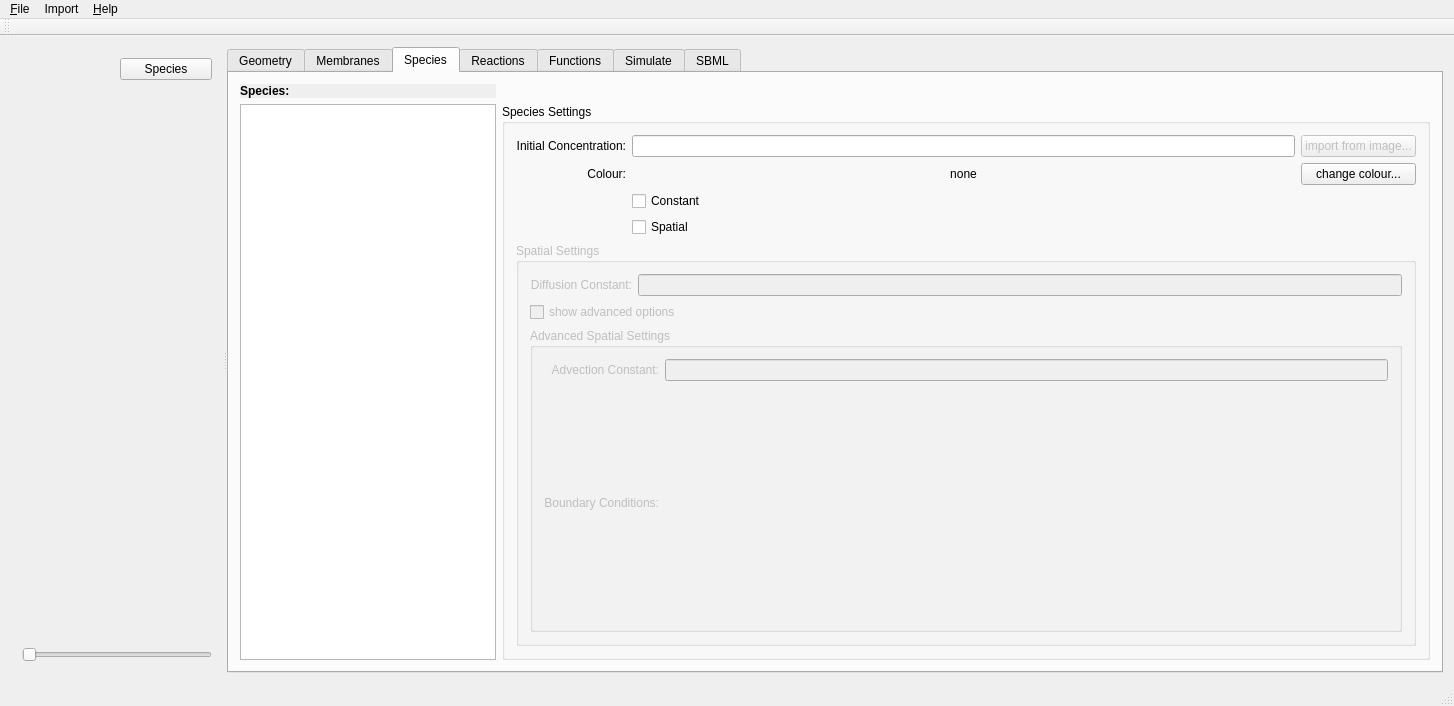
First picture: the form in ui/mainwindow.ui, repository spatial-model-editor/spatial-model-editor, before the edit.
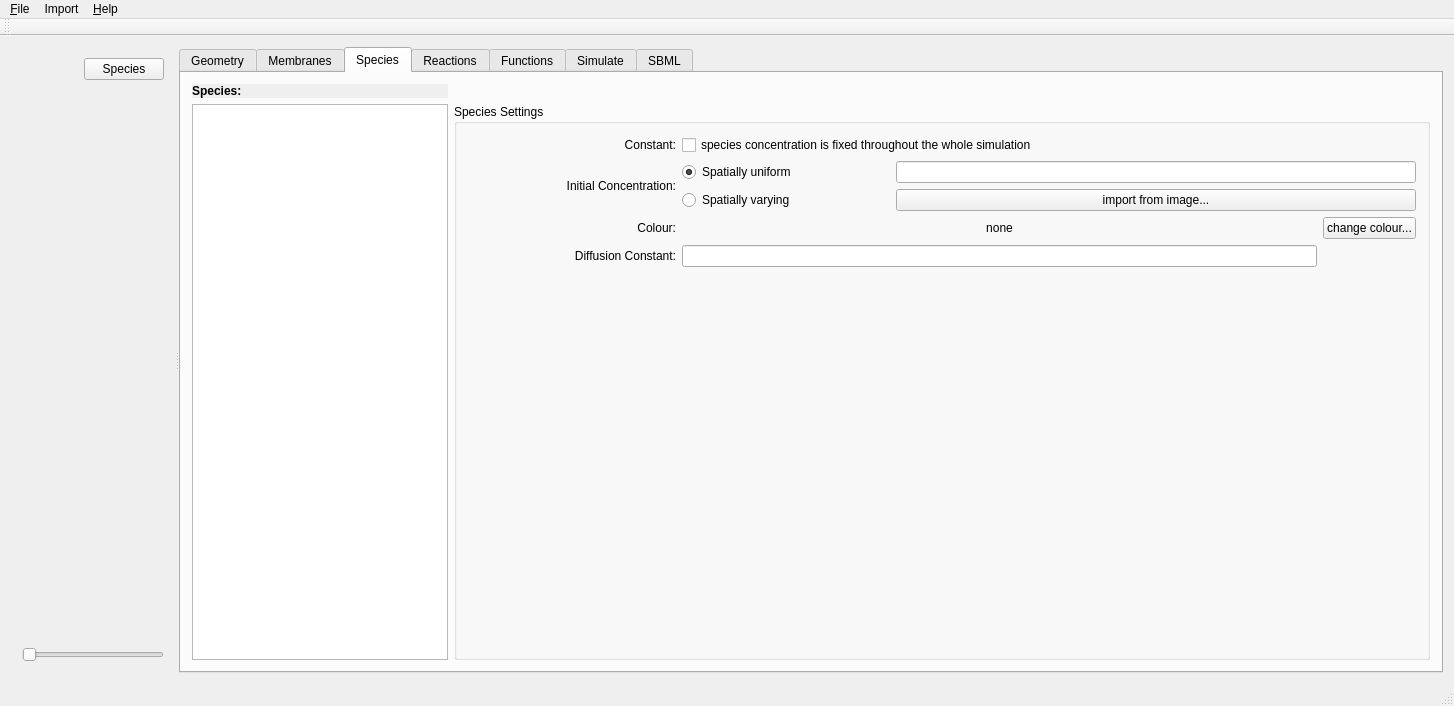
Second picture: the form after the edit. Custom widgets are drawn as their Qt base class.

Commit message: simplify Species UI, some minor refactoring

```diff
--- a/ui/mainwindow.ui
+++ b/ui/mainwindow.ui
@@ -422,33 +422,23 @@
              <layout class="QVBoxLayout" name="verticalLayout">
               <item>
                <layout class="QGridLayout" name="gridNonSpatial">
-                <item row="0" column="1">
-                 <widget class="QLineEdit" name="txtInitialConcentration"/>
-                </item>
-                <item row="0" column="2">
-                 <widget class="QPushButton" name="btnImportConcentration">
-                  <property name="enabled">
-                   <bool>false</bool>
+                <item row="2" column="1">
+                 <widget class="QRadioButton" name="radInitialConcentrationVarying">
+                  <property name="sizePolicy">
+                   <sizepolicy hsizetype="Preferred" vsizetype="Preferred">
+                    <horstretch>0</horstretch>
+                    <verstretch>0</verstretch>
+                   </sizepolicy>
                   </property>
                   <property name="text">
-                   <string>import from image...</string>
+                   <string>Spatially varying</string>
                   </property>
                  </widget>
                 </item>
-                <item row="0" column="0">
-                 <widget class="QLabel" name="lblInitConc">
-                  <property name="text">
-                   <string>Initial Concentration:</string>
-                  </property>
-                  <property name="alignment">
-                   <set>Qt::AlignRight|Qt::AlignTrailing|Qt::AlignVCenter</set>
-                  </property>
-                 </widget>
-                </item>
-                <item row="1" column="0">
+                <item row="3" column="0">
                  <widget class="QLabel" name="lblSpeciesColourLabel">
                   <property name="sizePolicy">
-                   <sizepolicy hsizetype="Preferred" vsizetype="Fixed">
+                   <sizepolicy hsizetype="Preferred" vsizetype="Preferred">
                     <horstretch>0</horstretch>
                     <verstretch>0</verstretch>
                    </sizepolicy>
@@ -461,128 +451,175 @@
                   </property>
                  </widget>
                 </item>
-                <item row="2" column="1" colspan="2">
+                <item row="5" column="0">
+                 <widget class="QLabel" name="lblDiffConst">
+                  <property name="text">
+                   <string>Diffusion Constant:</string>
+                  </property>
+                  <property name="alignment">
+                   <set>Qt::AlignRight|Qt::AlignTrailing|Qt::AlignVCenter</set>
+                  </property>
+                 </widget>
+                </item>
+                <item row="0" column="1" colspan="3">
                  <widget class="QCheckBox" name="chkSpeciesIsConstant">
+                  <property name="sizePolicy">
+                   <sizepolicy hsizetype="Preferred" vsizetype="Preferred">
+                    <horstretch>0</horstretch>
+                    <verstretch>0</verstretch>
+                   </sizepolicy>
+                  </property>
                   <property name="toolTip">
                    <string>if &quot;Constant&quot; is checked: the species has a fixed concentration during the simulation</string>
                   </property>
                   <property name="text">
-                   <string>Constant</string>
+                   <string>species concentration is fixed throughout the whole simulation</string>
                   </property>
                  </widget>
                 </item>
-                <item row="3" column="1" colspan="2">
-                 <widget class="QCheckBox" name="chkSpeciesIsSpatial">
-                  <property name="toolTip">
-                   <string>If &quot;Spatial&quot; is checked: the concentration varies over the compartment, i.e. it is a function of space</string>
-                  </property>
-                  <property name="text">
-                   <string>Spatial</string>
+                <item row="5" column="1" colspan="3">
+                 <widget class="QLineEdit" name="txtDiffusionConstant">
+                  <property name="sizePolicy">
+                   <sizepolicy hsizetype="Preferred" vsizetype="Preferred">
+                    <horstretch>0</horstretch>
+                    <verstretch>0</verstretch>
+                   </sizepolicy>
                   </property>
                  </widget>
                 </item>
                 <item row="1" column="1">
-                 <widget class="QLabel" name="lblSpeciesColour">
-                  <property name="autoFillBackground">
-                   <bool>false</bool>
+                 <widget class="QRadioButton" name="radInitialConcentrationUniform">
+                  <property name="sizePolicy">
+                   <sizepolicy hsizetype="Preferred" vsizetype="Preferred">
+                    <horstretch>0</horstretch>
+                    <verstretch>0</verstretch>
+                   </sizepolicy>
                   </property>
                   <property name="text">
-                   <string>none</string>
+                   <string>Spatially uniform</string>
                   </property>
-                  <property name="scaledContents">
+                  <property name="checked">
                    <bool>true</bool>
                   </property>
+                 </widget>
+                </item>
+                <item row="0" column="0">
+                 <widget class="QLabel" name="label">
+                  <property name="sizePolicy">
+                   <sizepolicy hsizetype="Preferred" vsizetype="Preferred">
+                    <horstretch>0</horstretch>
+                    <verstretch>0</verstretch>
+                   </sizepolicy>
+                  </property>
+                  <property name="text">
+                   <string>Constant:</string>
+                  </property>
                   <property name="alignment">
-                   <set>Qt::AlignCenter</set>
+                   <set>Qt::AlignRight|Qt::AlignTrailing|Qt::AlignVCenter</set>
                   </property>
                  </widget>
                 </item>
-                <item row="1" column="2">
+                <item row="1" column="0" rowspan="2">
+                 <widget class="QLabel" name="lblInitConc">
+                  <property name="text">
+                   <string>Initial Concentration:</string>
+                  </property>
+                  <property name="alignment">
+                   <set>Qt::AlignRight|Qt::AlignTrailing|Qt::AlignVCenter</set>
+                  </property>
+                 </widget>
+                </item>
+                <item row="0" column="4">
+                 <spacer name="horizontalSpacer_2">
+                  <property name="orientation">
+                   <enum>Qt::Horizontal</enum>
+                  </property>
+                  <property name="sizeType">
+                   <enum>QSizePolicy::Preferred</enum>
+                  </property>
+                  <property name="sizeHint" stdset="0">
+                   <size>
+                    <width>40</width>
+                    <height>20</height>
+                   </size>
+                  </property>
+                 </spacer>
+                </item>
+                <item row="3" column="4">
                  <widget class="QPushButton" name="btnChangeSpeciesColour">
+                  <property name="sizePolicy">
+                   <sizepolicy hsizetype="Fixed" vsizetype="Fixed">
+                    <horstretch>0</horstretch>
+                    <verstretch>0</verstretch>
+                   </sizepolicy>
+                  </property>
                   <property name="text">
                    <string>change colour...</string>
                   </property>
                  </widget>
                 </item>
+                <item row="3" column="1" colspan="3">
+                 <widget class="QLabel" name="lblSpeciesColour">
+                  <property name="sizePolicy">
+                   <sizepolicy hsizetype="Expanding" vsizetype="Preferred">
+                    <horstretch>0</horstretch>
+                    <verstretch>0</verstretch>
+                   </sizepolicy>
+                  </property>
+                  <property name="autoFillBackground">
+                   <bool>false</bool>
+                  </property>
+                  <property name="text">
+                   <string>none</string>
+                  </property>
+                  <property name="scaledContents">
+                   <bool>true</bool>
+                  </property>
+                  <property name="alignment">
+                   <set>Qt::AlignCenter</set>
+                  </property>
+                 </widget>
+                </item>
+                <item row="1" column="2" colspan="3">
+                 <widget class="QLineEdit" name="txtInitialConcentration">
+                  <property name="sizePolicy">
+                   <sizepolicy hsizetype="Preferred" vsizetype="Preferred">
+                    <horstretch>0</horstretch>
+                    <verstretch>0</verstretch>
+                   </sizepolicy>
+                  </property>
+                 </widget>
+                </item>
+                <item row="2" column="2" colspan="3">
+                 <widget class="QPushButton" name="btnImportConcentration">
+                  <property name="enabled">
+                   <bool>true</bool>
+                  </property>
+                  <property name="sizePolicy">
+                   <sizepolicy hsizetype="Preferred" vsizetype="Preferred">
+                    <horstretch>0</horstretch>
+                    <verstretch>0</verstretch>
+                   </sizepolicy>
+                  </property>
+                  <property name="text">
+                   <string>import from image...</string>
+                  </property>
+                 </widget>
+                </item>
                </layout>
               </item>
               <item>
-               <widget class="QGroupBox" name="grpSpatial">
-                <property name="enabled">
-                 <bool>false</bool>
+               <spacer name="verticalSpacer">
+                <property name="orientation">
+                 <enum>Qt::Vertical</enum>
                 </property>
-                <property name="title">
-                 <string>Spatial Settings</string>
+                <property name="sizeHint" stdset="0">
+                 <size>
+                  <width>20</width>
+                  <height>40</height>
+                 </size>
                 </property>
-                <property name="checkable">
-                 <bool>false</bool>
-                </property>
-                <layout class="QVBoxLayout" name="verticalLayout_2">
-                 <item>
-                  <layout class="QGridLayout" name="gridSpatial">
-                   <item row="0" column="0">
-                    <widget class="QLabel" name="lblDiffConst">
-                     <property name="text">
-                      <string>Diffusion Constant:</string>
-                     </property>
-                     <property name="alignment">
-                      <set>Qt::AlignRight|Qt::AlignTrailing|Qt::AlignVCenter</set>
-                     </property>
-                    </widget>
-                   </item>
-                   <item row="0" column="1">
-                    <widget class="QLineEdit" name="txtDiffusionConstant"/>
-                   </item>
-                   <item row="1" column="0" colspan="2">
-                    <widget class="QCheckBox" name="chkShowSpatialAdvanced">
-                     <property name="text">
-                      <string>show advanced options</string>
-                     </property>
-                    </widget>
-                   </item>
-                  </layout>
-                 </item>
-                 <item>
-                  <widget class="QGroupBox" name="grpSpatialAdavanced">
-                   <property name="enabled">
-                    <bool>false</bool>
-                   </property>
-                   <property name="title">
-                    <string>Advanced Spatial Settings</string>
-                   </property>
-                   <layout class="QVBoxLayout" name="verticalLayout_3">
-                    <item>
-                     <layout class="QGridLayout" name="gridSpatialAdvanced">
-                      <item row="0" column="1">
-                       <widget class="QLineEdit" name="txtAdvectionConst"/>
-                      </item>
-                      <item row="0" column="0">
-                       <widget class="QLabel" name="lblAdvecConst">
-                        <property name="text">
-                         <string>Advection Constant:</string>
-                        </property>
-                        <property name="alignment">
-                         <set>Qt::AlignRight|Qt::AlignTrailing|Qt::AlignVCenter</set>
-                        </property>
-                       </widget>
-                      </item>
-                      <item row="1" column="0">
-                       <widget class="QLabel" name="lblBoundaryConditions">
-                        <property name="text">
-                         <string>Boundary Conditions:</string>
-                        </property>
-                        <property name="alignment">
-                         <set>Qt::AlignRight|Qt::AlignTrailing|Qt::AlignVCenter</set>
-                        </property>
-                       </widget>
-                      </item>
-                     </layout>
-                    </item>
-                   </layout>
-                  </widget>
-                 </item>
-                </layout>
-               </widget>
+               </spacer>
               </item>
              </layout>
             </widget>
```
Left out of the diff: 48 changed lines with no effect on the pictures. The commit also changes 4 other files.
